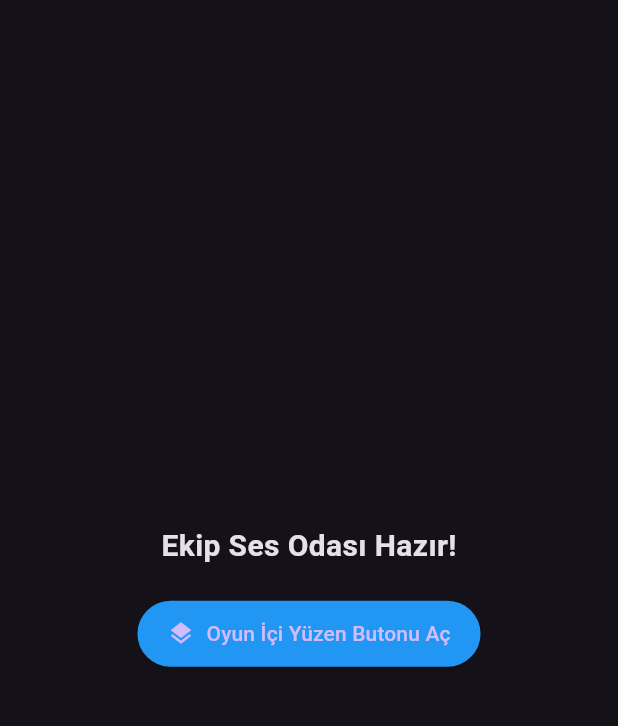
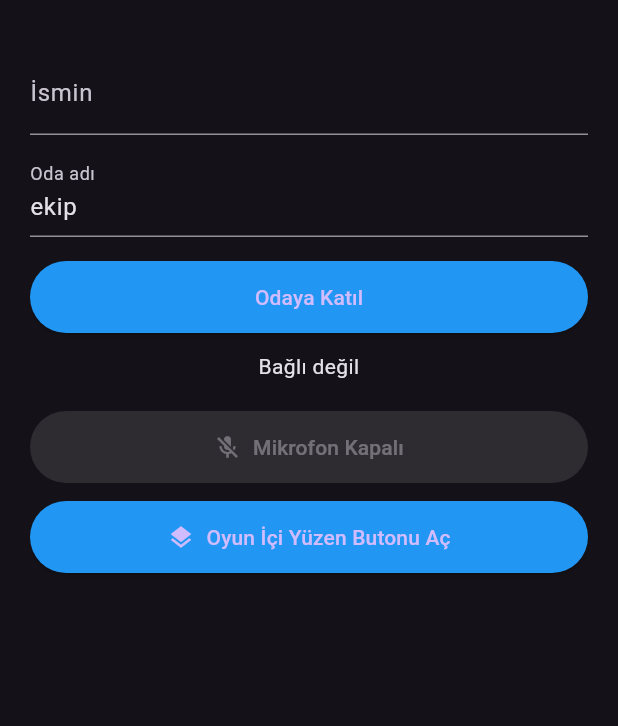
Before and after one commit to Deccalbey/AsabiSpeak, a Flutter app: the screen it shows after launch, on a phone screen of 412 x 824 dp, the part 63-789 px from its top. Run offline on Flutter 3.47's test engine with Material 3 defaults, Android fonts, the phone set to English and light mode, and no system bars; our stand-ins replace permission_handler; missing offline and left inert: flutter_background, flutter_overlay_window, livekit_client.

Commit message:
Update main.dart

```diff
--- a/lib/main.dart
+++ b/lib/main.dart
@@ -1,6 +1,12 @@
+import 'dart:convert';
 import 'package:flutter/material.dart';
 import 'package:flutter_background/flutter_background.dart';
 import 'package:flutter_overlay_window/flutter_overlay_window.dart';
+import 'package:http/http.dart' as http;
+import 'package:livekit_client/livekit_client.dart';
+import 'package:permission_handler/permission_handler.dart';
+
+const String sandboxId = 'asabispeak-2jeeoq';
 
 void main() {
   WidgetsFlutterBinding.ensureInitialized();
@@ -14,27 +20,74 @@ class AsabiSpeakApp extends StatelessWidget {
   Widget build(BuildContext context) {
     return MaterialApp(
       debugShowCheckedModeBanner: false,
-      theme: ThemeData.dark(), // Pil tasarrufu için koyu tema
-      home: OdaEkrani(),
+      theme: ThemeData.dark(),
+      home: const OdaEkrani(),
     );
   }
 }
 
+Future<Map<String, String>> tokenAl(String oda, String isim) async {
+  final r = await http.post(
+    Uri.parse('https://cloud-api.livekit.io/api/v2/sandbox/connection-details'),
+    headers: {
+      'X-Sandbox-ID': sandboxId,
+      'Content-Type': 'application/json',
+    },
+    body: jsonEncode({
+      'roomName': oda,
+      'room_name': oda,
+      'participantName': isim,
+      'participant_name': isim,
+      'participantIdentity': isim,
+      'participant_identity': isim,
+    }),
+  );
+  if (r.statusCode < 200 || r.statusCode >= 300) {
+    throw Exception('Token hatası ${r.statusCode}: ${r.body}');
+  }
+  final j = jsonDecode(r.body);
+  return {
+    'url': (j['serverUrl'] ?? j['server_url']).toString(),
+    'token': (j['participantToken'] ?? j['participant_token']).toString(),
+  };
+}
+
 class OdaEkrani extends StatefulWidget {
+  const OdaEkrani({Key? key}) : super(key: key);
+
   @override
-  _OdaEkraniState createState() => _OdaEkraniState();
+  State<OdaEkrani> createState() => _OdaEkraniState();
 }
 
 class _OdaEkraniState extends State<OdaEkrani> {
+  final TextEditingController odaCtrl = TextEditingController(text: 'ekip');
+  final TextEditingController isimCtrl = TextEditingController();
+
   bool overlayAktif = false;
+  bool bagli = false;
+  bool micAcik = false;
+  String durum = 'Bağlı değil';
+  Room? room;
 
   @override
   void initState() {
     super.initState();
     _arkaplanServisiniBaslat();
+    FlutterOverlayWindow.overlayListener.listen((event) {
+      if (event == 'toggle') {
+        micToggle();
+      }
+    });
   }
 
-  // Uygulama açıldıktan sonra arka plan servisini güvenli bir şekilde başlatır
+  @override
+  void dispose() {
+    room?.disconnect();
+    odaCtrl.dispose();
+    isimCtrl.dispose();
+    super.dispose();
+  }
+
   void _arkaplanServisiniBaslat() async {
     try {
       const androidConfig = FlutterBackgroundAndroidConfig(
@@ -42,15 +95,70 @@ class _OdaEkraniState extends State<OdaEkrani> {
         notificationText: "Ekip sesli sohbet arka planda çalışıyor.",
         notificationIcon: AndroidResource(name: 'ic_launcher', defType: 'mipmap'),
       );
-
       await FlutterBackground.initialize(androidConfig: androidConfig);
       await FlutterBackground.enableBackgroundExecution();
     } catch (e) {
-      print("Arka plan servis hatası: $e");
+      debugPrint("Arka plan servis hatası: $e");
     }
   }
 
-  // Yüzen pencereyi (Floating Button) ekranda başlatma fonksiyonu
+  Future<void> katil() async {
+    final isim = isimCtrl.text.trim();
+    final oda = odaCtrl.text.trim();
+    if (isim.isEmpty || oda.isEmpty) {
+      setState(() => durum = 'İsim ve oda adı yaz');
+      return;
+    }
+
+    final izin = await Permission.microphone.request();
+    if (!izin.isGranted) {
+      setState(() => durum = 'Mikrofon izni verilmedi');
+      return;
+    }
+
+    setState(() => durum = 'Bağlanıyor...');
+    try {
+      final t = await tokenAl(oda, isim);
+      final r = Room();
+      r.addListener(() {
+        if (mounted) setState(() {});
+      });
+      await r.connect(t['url']!, t['token']!);
+      await r.localParticipant?.setMicrophoneEnabled(false);
+      room = r;
+      setState(() {
+        bagli = true;
+        micAcik = false;
+        durum = 'Bağlandı';
+      });
+      FlutterOverlayWindow.shareData('mic:off');
+    } catch (e) {
+      setState(() => durum = 'Hata: $e');
+    }
+  }
+
+  Future<void> ayril() async {
+    await room?.disconnect();
+    room = null;
+    setState(() {
+      bagli = false;
+      micAcik = false;
+      durum = 'Bağlı değil';
+    });
+    FlutterOverlayWindow.shareData('mic:off');
+  }
+
+  Future<void> micToggle() async {
+    if (!bagli || room == null) {
+      FlutterOverlayWindow.shareData('mic:off');
+      return;
+    }
+    final yeni = !micAcik;
+    await room!.localParticipant?.setMicrophoneEnabled(yeni);
+    setState(() => micAcik = yeni);
+    FlutterOverlayWindow.shareData(yeni ? 'mic:on' : 'mic:off');
+  }
+
   void _floatingButonuBaslat() async {
     bool? res = await FlutterOverlayWindow.requestPermission();
     if (res == true) {
@@ -61,32 +169,62 @@ class _OdaEkraniState extends State<OdaEkrani> {
         flag: OverlayFlag.defaultFlag,
         visibility: NotificationVisibility.visibilityPublic,
       );
-      setState(() {
-        overlayAktif = true;
-      });
+      setState(() => overlayAktif = true);
     }
   }
 
   @override
   Widget build(BuildContext context) {
+    final kisiSayisi = bagli ? (room?.remoteParticipants.length ?? 0) + 1 : 0;
     return Scaffold(
-      appBar: AppBar(title: Text("AsabiSpeak - Ses Kanalı")),
-      body: Center(
-        child: Column(
-          mainAxisAlignment: MainAxisAlignment.center,
+      appBar: AppBar(title: const Text("AsabiSpeak - Ses Kanalı")),
+      body: Padding(
+        padding: const EdgeInsets.all(20),
+        child: ListView(
           children: [
+            TextField(
+              controller: isimCtrl,
+              enabled: !bagli,
+              decoration: const InputDecoration(labelText: 'İsmin'),
+            ),
+            const SizedBox(height: 12),
+            TextField(
+              controller: odaCtrl,
+              enabled: !bagli,
+              decoration: const InputDecoration(labelText: 'Oda adı'),
+            ),
+            const SizedBox(height: 16),
+            ElevatedButton(
+              onPressed: bagli ? ayril : katil,
+              style: ElevatedButton.styleFrom(
+                backgroundColor: bagli ? Colors.red : Colors.blue,
+                padding: const EdgeInsets.symmetric(vertical: 14),
+              ),
+              child: Text(bagli ? 'Odadan Ayrıl' : 'Odaya Katıl'),
+            ),
+            const SizedBox(height: 12),
             Text(
-              "Ekip Ses Odası Hazır!",
-              style: TextStyle(fontSize: 20, fontWeight: FontWeight.bold),
+              bagli ? '$durum • Odadaki kişi: $kisiSayisi' : durum,
+              textAlign: TextAlign.center,
             ),
-            SizedBox(height: 20),
+            const SizedBox(height: 20),
+            ElevatedButton.icon(
+              onPressed: bagli ? micToggle : null,
+              icon: Icon(micAcik ? Icons.mic : Icons.mic_off),
+              label: Text(micAcik ? 'Mikrofon Açık' : 'Mikrofon Kapalı'),
+              style: ElevatedButton.styleFrom(
+                backgroundColor: micAcik ? Colors.green : Colors.grey.shade800,
+                padding: const EdgeInsets.symmetric(vertical: 14),
+              ),
+            ),
+            const SizedBox(height: 12),
             ElevatedButton.icon(
               onPressed: _floatingButonuBaslat,
-              icon: Icon(Icons.layers),
+              icon: const Icon(Icons.layers),
               label: Text(overlayAktif ? "Yüzen Buton Aktif" : "Oyun İçi Yüzen Butonu Aç"),
               style: ElevatedButton.styleFrom(
                 backgroundColor: overlayAktif ? Colors.green : Colors.blue,
-                padding: EdgeInsets.symmetric(horizontal: 20, vertical: 12),
+                padding: const EdgeInsets.symmetric(vertical: 14),
               ),
             ),
           ],
@@ -113,16 +251,18 @@ class YuvarlakMikrofonButonu extends StatefulWidget {
   const YuvarlakMikrofonButonu({Key? key}) : super(key: key);
 
   @override
-  _YuvarlakMikrofonButonuState createState() => _YuvarlakMikrofonButonuState();
+  State<YuvarlakMikrofonButonu> createState() => _YuvarlakMikrofonButonuState();
 }
 
 class _YuvarlakMikrofonButonuState extends State<YuvarlakMikrofonButonu> {
-  bool sesAcik = false; // Başlangıçta kapalı (kırmızı)
+  bool sesAcik = false;
 
-  void _micToggleEt() {
-    setState(() {
-      sesAcik = !sesAcik;
-      // Buraya ses açma/kapama tetikleyicisi gelecek
+  @override
+  void initState() {
+    super.initState();
+    FlutterOverlayWindow.overlayListener.listen((event) {
+      if (event == 'mic:on') setState(() => sesAcik = true);
+      if (event == 'mic:off') setState(() => sesAcik = false);
     });
   }
 
@@ -131,14 +271,14 @@ class _YuvarlakMikrofonButonuState extends State<YuvarlakMikrofonButonu> {
     return Material(
       color: Colors.transparent,
       child: GestureDetector(
-        onTap: _micToggleEt,
+        onTap: () => FlutterOverlayWindow.shareData('toggle'),
         child: Container(
           width: 65,
           height: 65,
           decoration: BoxDecoration(
             color: sesAcik ? Colors.green.withOpacity(0.9) : Colors.red.withOpacity(0.9),
             shape: BoxShape.circle,
-            boxShadow: [
+            boxShadow: const [
               BoxShadow(color: Colors.black45, blurRadius: 6, spreadRadius: 2),
             ],
           ),
```
